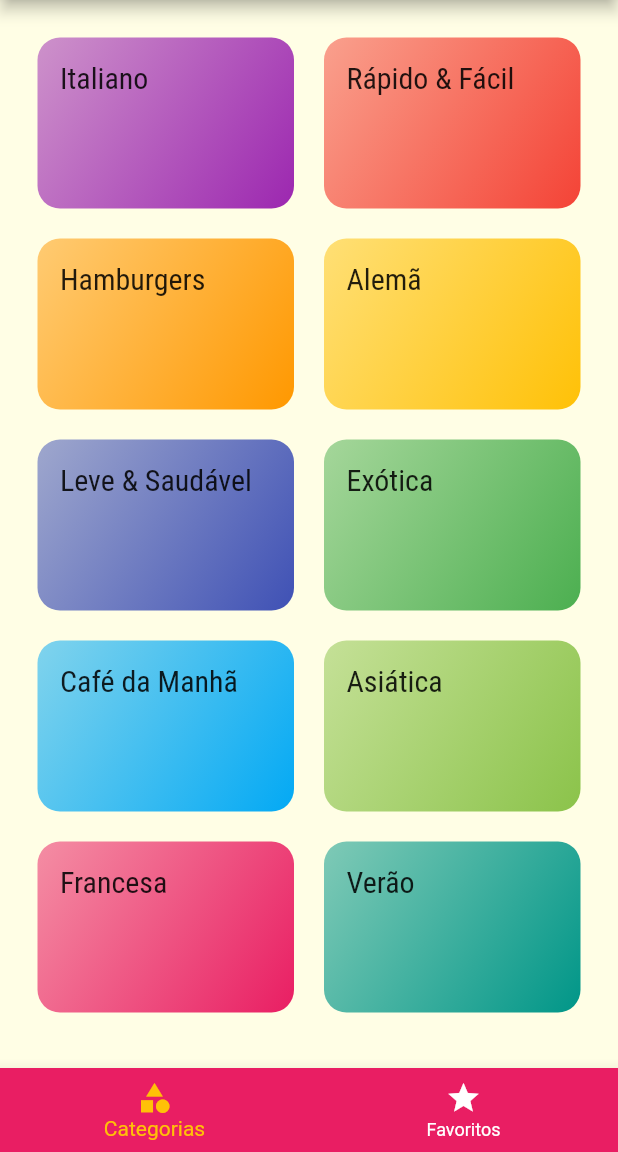
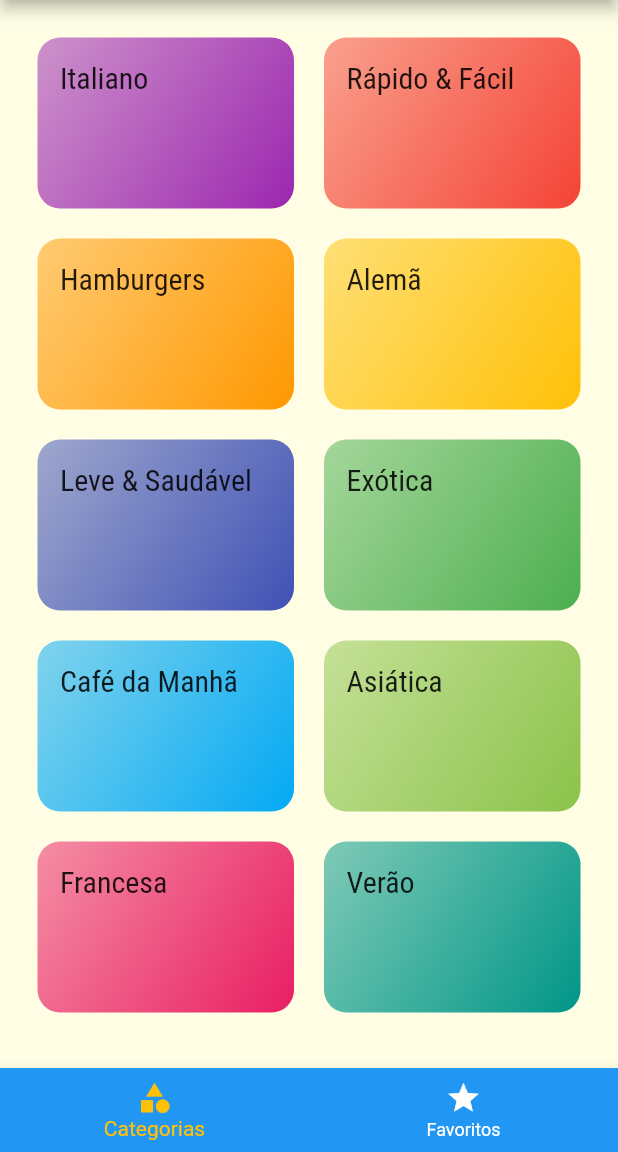
Before and after one commit to LRScudeletti/flutter-meals, a Flutter app: the screen it shows after launch, on a phone screen of 412 x 824 dp, the part 84-1236 px from its top. Run offline on Flutter 3.47's test engine with Material 2 defaults, Android fonts, the phone set to English and light mode, and no system bars.

Commit message:
Correção na main e na widget_test

```diff
--- a/lib/main.dart
+++ b/lib/main.dart
@@ -15,8 +15,6 @@ class MyApp extends StatelessWidget {
     return MaterialApp(
       title: 'Vamos Cozinhar?',
       theme: ThemeData(
-        primarySwatch: Colors.pink,
-        accentColor: Colors.amber,
         fontFamily: 'Raleway',
         canvasColor: Color.fromRGBO(255, 254, 229, 1),
         textTheme: ThemeData.light().textTheme.copyWith(
@@ -24,7 +22,7 @@ class MyApp extends StatelessWidget {
                 fontSize: 20,
                 fontFamily: 'RobotoCondensed',
               ),
-            ),
+            ), colorScheme: ColorScheme.fromSwatch(primarySwatch: Colors.pink).copyWith(secondary: Colors.amber),
       ),
       routes: {
         AppRoutes.HOME: (ctx) => TabsScreen(),
```
Also changed, not shown: 1 other file.
